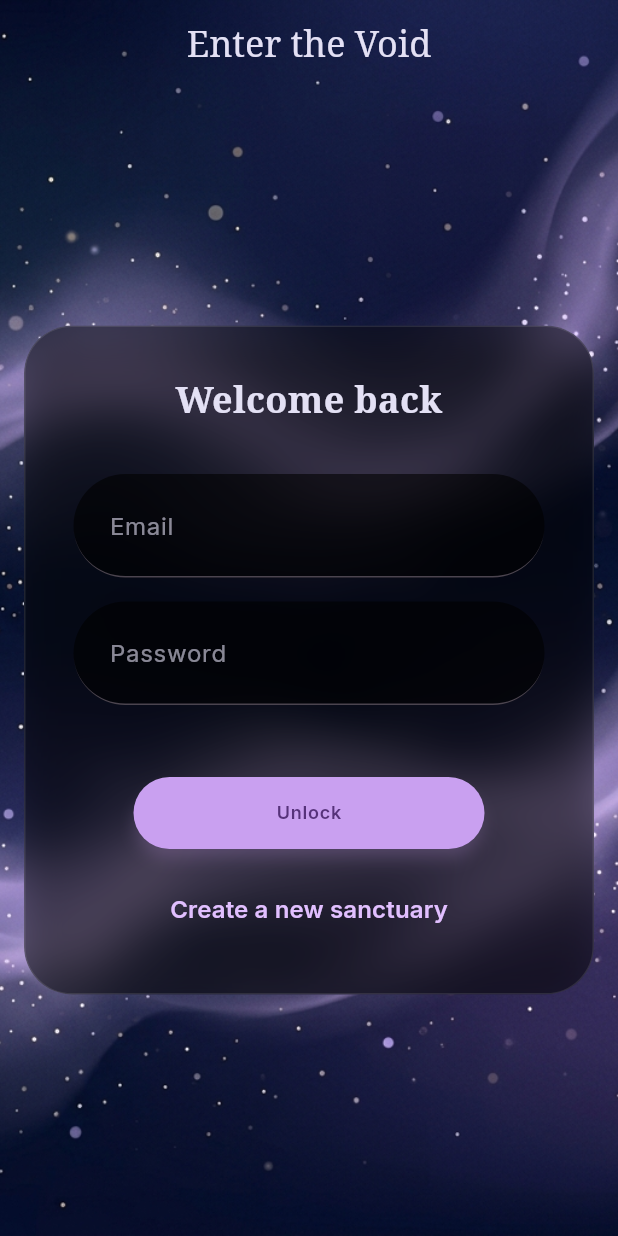
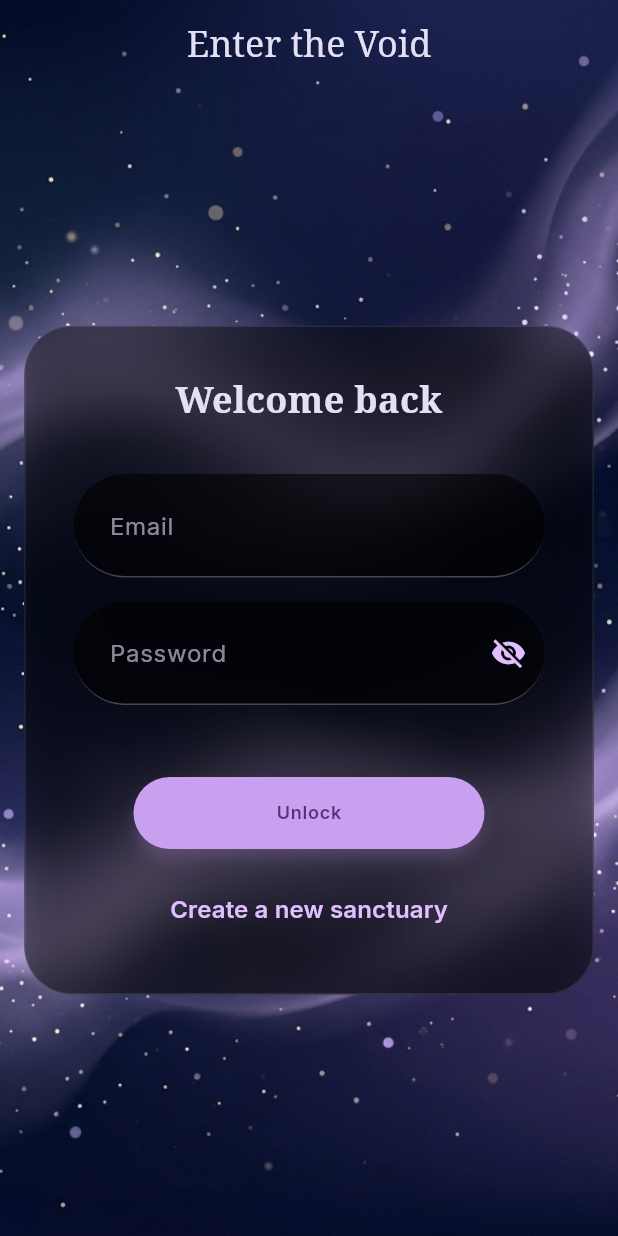
Before and after one commit to ReemOnez/whispers-app, a Flutter app: the LoginScreen screen opened by its route, on a phone screen of 412 x 824 dp. Run offline on Flutter 3.47's test engine with Material 3 defaults, Android fonts, the phone set to English and light mode, and no system bars; our stand-ins replace flutter_riverpod, flutter_screenutil, go_router, google_fonts, phosphor_flutter.

Commit message:
add fake data and update obscure texts for auth screens

```diff
--- a/lib/features/auth/presentation/screens/login_screen.dart
+++ b/lib/features/auth/presentation/screens/login_screen.dart
@@ -16,11 +16,13 @@ class LoginScreen extends ConsumerStatefulWidget {
 class _LoginScreenState extends ConsumerState<LoginScreen> {
   final _emailCtrl = TextEditingController();
   final _passCtrl = TextEditingController();
+  final _visibleText = ValueNotifier(false);
 
   @override
   void dispose() {
     _emailCtrl.dispose();
     _passCtrl.dispose();
+    _visibleText.dispose();
     super.dispose();
   }
 
@@ -116,8 +118,19 @@ class _LoginScreenState extends ConsumerState<LoginScreen> {
                             child: TextField(
                               controller: _passCtrl,
                               style: AppTextStyles.bodyLg.copyWith(color: AppColors.onSurface),
-                              decoration: const InputDecoration(labelText: 'Password', hintText: '••••••'),
-                              obscureText: true,
+                              decoration: InputDecoration(
+                                labelText: 'Password',
+                                hintText: '••••••',
+                                suffixIcon: IconButton(
+                                  icon: Icon(_visibleText.value ? Icons.visibility : Icons.visibility_off, color: AppColors.primary),
+                                  onPressed: () {
+                                    setState(() {
+                                      _visibleText.value = !_visibleText.value;
+                                    });
+                                  },
+                                ),
+                              ),
+                              obscureText: !_visibleText.value,
                             ),
                           ),
                           const SizedBox(height: AppSpacing.xl),
```
Also changed, not shown: lib/features/auth/presentation/screens/register_screen.dart (+20 -21 lines), lib/features/confession/presentation/providers/confessions_notifier.dart (+25 -6 lines).
